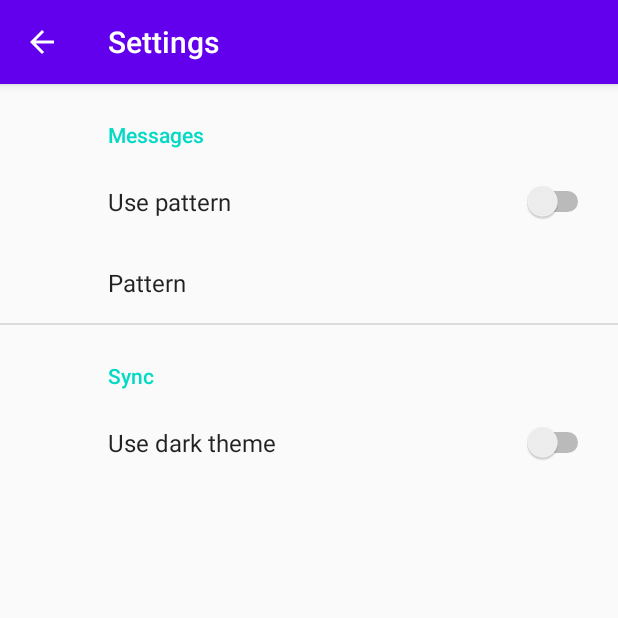
After one commit to Bossach/PolyRhythmicMetronome, an Android app: the SettingsActivity screen opened directly, with no data from a screen before it, on a phone screen of 412 x 824 dp, the top half of it. The commit adds this screen. Run offline under Robolectric (Android 15) with nearby library versions, the phone set to English and light mode, and no system bars; our stand-ins replace androidx.preference.

Commit message:
Settings screen

```diff
--- a/app/build.gradle
+++ b/app/build.gradle
@@ -29,6 +29,7 @@
 
     implementation 'androidx.appcompat:appcompat:1.1.0'
     implementation 'androidx.constraintlayout:constraintlayout:1.1.3'
+    implementation 'androidx.preference:preference:1.1.0-rc01'
     testImplementation 'junit:junit:4.12'
     androidTestImplementation 'androidx.test.ext:junit:1.1.1'
     androidTestImplementation 'androidx.test.espresso:espresso-core:3.2.0'
--- a/app/src/main/AndroidManifest.xml
+++ b/app/src/main/AndroidManifest.xml
@@ -11,6 +11,9 @@
         android:supportsRtl="true"
         android:theme="@style/AppTheme">
         <activity
+            android:name=".SettingsActivity"
+            android:label="@string/title_activity_settings"></activity>
+        <activity
             android:name=".MainActivity"
             android:screenOrientation="portrait"
             tools:ignore="LockedOrientationActivity">
--- /dev/null
+++ b/app/src/main/java/ru/bossach/polyrhythmicmetronome/SettingsActivity.java
@@ -0,0 +1,31 @@
+package ru.bossach.polyrhythmicmetronome;
+
+import android.os.Bundle;
+
+import androidx.appcompat.app.ActionBar;
+import androidx.appcompat.app.AppCompatActivity;
+import androidx.preference.PreferenceFragmentCompat;
+
+public class SettingsActivity extends AppCompatActivity {
+
+    @Override
+    protected void onCreate(Bundle savedInstanceState) {
+        super.onCreate(savedInstanceState);
+        setContentView(R.layout.settings_activity);
+        getSupportFragmentManager()
+                .beginTransaction()
+                .replace(R.id.settings, new SettingsFragment())
+                .commit();
+        ActionBar actionBar = getSupportActionBar();
+        if (actionBar != null) {
+            actionBar.setDisplayHomeAsUpEnabled(true);
+        }
+    }
+
+    public static class SettingsFragment extends PreferenceFragmentCompat {
+        @Override
+        public void onCreatePreferences(Bundle savedInstanceState, String rootKey) {
+            setPreferencesFromResource(R.xml.root_preferences, rootKey);
+        }
+    }
+}
--- /dev/null
+++ b/app/src/main/res/layout/settings_activity.xml
@@ -0,0 +1,9 @@
+<LinearLayout xmlns:android="http://schemas.android.com/apk/res/android"
+    android:layout_width="match_parent"
+    android:layout_height="match_parent">
+
+    <FrameLayout
+        android:id="@+id/settings"
+        android:layout_width="match_parent"
+        android:layout_height="match_parent" />
+</LinearLayout>
--- a/app/src/main/res/values/sizes.xml
+++ b/app/src/main/res/values/sizes.xml
@@ -5,4 +5,5 @@
     <dimen name="size_selector_width">112dp</dimen>
     <dimen name="size_selector_heigth">172dp</dimen>
     <dimen name="text_size">36sp</dimen>
+    <dimen name="menu_item_height">96dp</dimen>
 </resources>
--- /dev/null
+++ b/app/src/main/res/xml/root_preferences.xml
@@ -0,0 +1,27 @@
+<PreferenceScreen xmlns:tools="http://schemas.android.com/tools"
+    xmlns:android="http://schemas.android.com/apk/res/android"
+    xmlns:app="http://schemas.android.com/apk/res-auto">
+
+    <PreferenceCategory app:title="@string/messages_header">
+        <SwitchPreference
+            android:defaultValue="false"
+            android:key="usePattern"
+            android:title="Use pattern" />
+        <EditTextPreference
+            android:dialogTitle="Pattern"
+            android:key="pattern"
+            android:selectAllOnFocus="true"
+            android:singleLine="true"
+            android:title="Pattern"
+            android:visibility="visible"
+            tools:visibility="visible" />
+    </PreferenceCategory>
+
+    <PreferenceCategory app:title="@string/sync_header">
+        <SwitchPreference
+            android:defaultValue="false"
+            android:key="dark_theme"
+            android:title="Use dark theme" />
+    </PreferenceCategory>
+
+</PreferenceScreen>
```
Also changed, not shown: app/src/main/res/values/arrays.xml (added, +12 -0 lines), app/src/main/res/values/strings.xml (+16 -0 lines).
